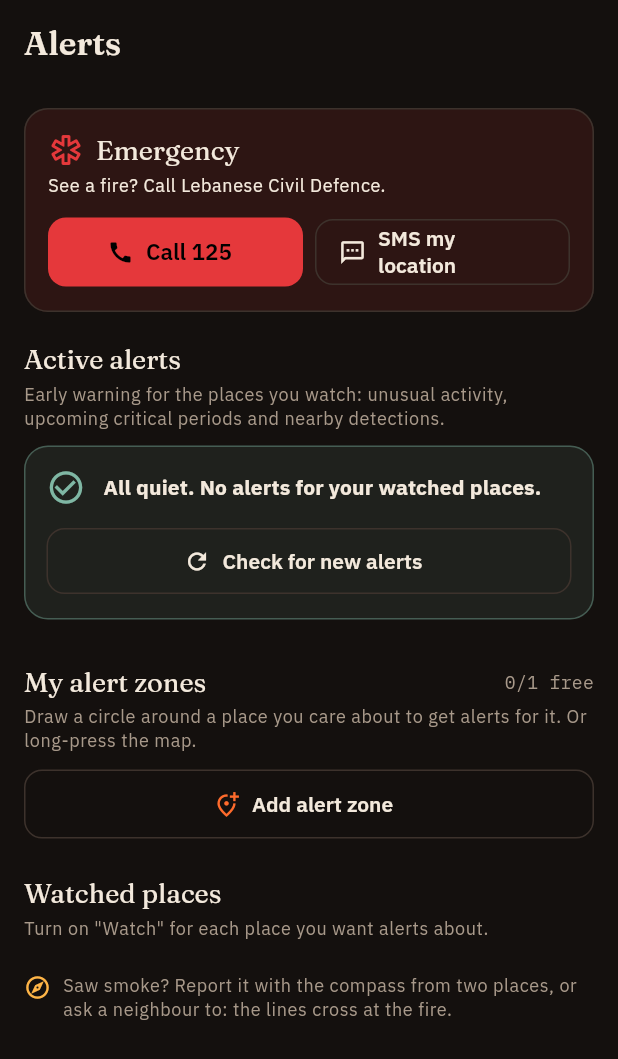
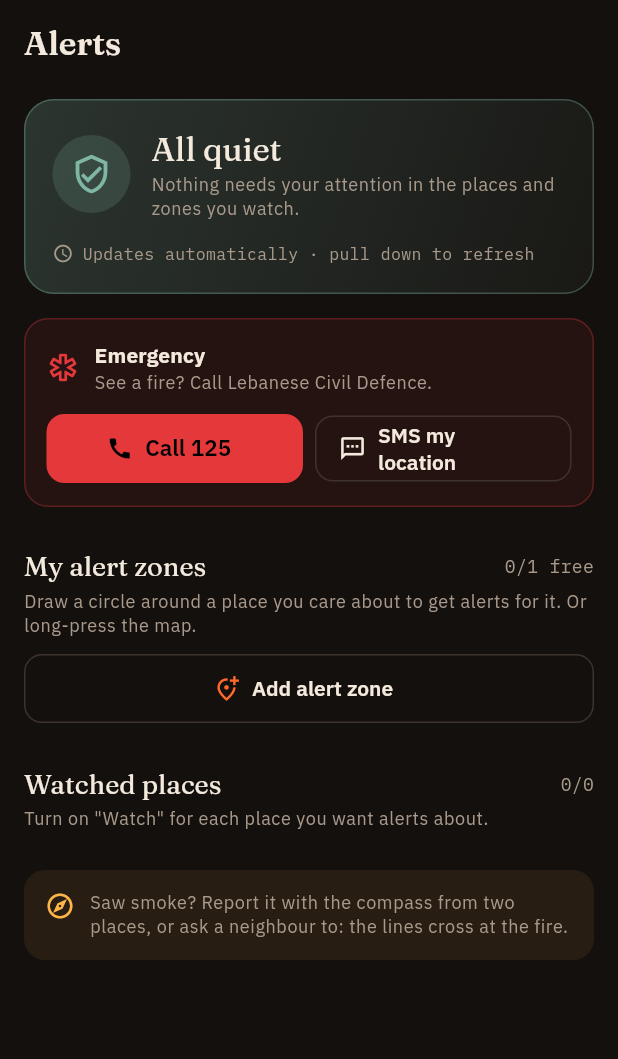
Before and after one commit to omarabdallah96/nasa_space_apps_2026, a Flutter app: the AlertsScreen screen opened directly with empty values, on a phone screen of 412 x 824 dp. Shown: the top 1059 px of the screen. Run offline on Flutter 3.47's test engine with Material 3 defaults, Android fonts, the phone set to English and light mode, and no system bars; our stand-ins replace firebase_core, firebase_messaging, flutter_compass, flutter_local_notifications, flutter_map, flutter_secure_storage and 6 more; missing offline and left inert: workmanager; accounts and stored records are empty; network calls fail; statements that could not run were skipped.

Commit message:
feat: add alerts and map screens with localization support

```diff
--- a/lib/l10n/strings.dart
+++ b/lib/l10n/strings.dart
@@ -280,10 +280,14 @@ class S {
     'alerts_intro': 'Early warning for the places you watch: unusual activity, upcoming critical periods and nearby detections.',
     'active_alerts': 'Active alerts',
     'no_alerts': 'All quiet. No alerts for your watched places.',
-    'check_notify': 'Check for new alerts',
+    'all_quiet': 'All quiet',
+    'all_quiet_sub': 'Nothing needs your attention in the places and zones you watch.',
+    'alerts_auto': 'Updates automatically · pull down to refresh',
+    'level_danger': 'Danger',
+    'level_warning': 'Warning',
+    'level_info': 'Heads-up',
     'enable_notifications': 'Allow notifications',
     'notifications_denied': 'Notifications are blocked in system settings',
-    'notifications_sent': 'Alerts sent to your notifications',
     'watched_places': 'Watched places',
     'loading': 'Loading…',
     'usual_short': 'usual',
@@ -712,10 +716,14 @@ class S {
     'alerts_intro': 'إنذار مبكر للأماكن التي تتابعها: نشاط غير عادي، فترات حرجة قادمة، ورصد قريب.',
     'active_alerts': 'تنبيهات نشطة',
     'no_alerts': 'كل شيء هادئ. لا تنبيهات للأماكن التي تتابعها.',
-    'check_notify': 'ابحث عن تنبيهات جديدة',
+    'all_quiet': 'كل شيء هادئ',
+    'all_quiet_sub': 'لا شيء يستدعي انتباهك في الأماكن والمناطق التي تتابعها.',
+    'alerts_auto': 'يتحدّث تلقائياً · اسحب للأسفل للتحديث',
+    'level_danger': 'خطر',
+    'level_warning': 'تحذير',
+    'level_info': 'للعلم',
     'enable_notifications': 'اسمح بالإشعارات',
     'notifications_denied': 'الإشعارات محظورة في إعدادات النظام',
-    'notifications_sent': 'تم إرسال التنبيهات إلى إشعاراتك',
     'watched_places': 'الأماكن المتابَعة',
     'loading': 'جارٍ التحميل…',
     'usual_short': 'المعتاد',
--- a/lib/ui/screens/alerts_screen.dart
+++ b/lib/ui/screens/alerts_screen.dart
@@ -11,68 +11,58 @@ import '../../theme/app_theme.dart';
 import '../widgets/common.dart';
 import '../widgets/zones_section.dart';
 
-/// Early warning: active alerts, watched places, and an emergency card.
+/// Early warning: a status summary, active alerts, emergency contacts, zones
+/// and watched places. Alerts refresh on their own; pull down to force it.
 class AlertsScreen extends StatelessWidget {
   const AlertsScreen({super.key, required this.onOpen});
 
   /// Called when a region is tapped (switches to the Today tab).
   final VoidCallback onOpen;
 
-  Future<void> _checkAndNotify(BuildContext context) async {
-    final state = AppScope.read(context);
-    final s = S.of(context);
-    final messenger = ScaffoldMessenger.of(context);
-    final allowed = await state.notifications.requestPermission();
-    await state.checkAlerts(notify: allowed);
-    messenger.showSnackBar(SnackBar(
-      content: Text(s.t(!state.notifications.supported || allowed
-          ? 'notifications_sent'
-          : 'notifications_denied')),
-    ));
-  }
-
   @override
   Widget build(BuildContext context) {
     final state = AppScope.of(context);
     final s = S.of(context);
-    final text = Theme.of(context).textTheme;
+    final watched = state.regions.where((r) => state.watchlist.contains(r.id)).length;
 
     return Scaffold(
-      appBar: AppBar(title: Text(s.t('alerts'))),
+      appBar: AppBar(
+        title: Text(s.t('alerts')),
+        bottom: PreferredSize(
+          preferredSize: const Size.fromHeight(2),
+          child: state.checkingAlerts
+              ? const LinearProgressIndicator(minHeight: 2, color: Ember.ember)
+              : const SizedBox(height: 2),
+        ),
+      ),
       body: RefreshIndicator(
         color: Ember.ember,
         onRefresh: () => state.checkAlerts(),
         child: ListView(
-          padding: const EdgeInsets.all(16),
+          physics: const AlwaysScrollableScrollPhysics(),
+          padding: const EdgeInsets.fromLTRB(16, 8, 16, 32),
           children: [
-            // Safety first: always one tap away.
-            const _EmergencyCard(),
-            const SizedBox(height: 20),
-            Text(s.t('active_alerts'), style: text.titleLarge?.copyWith(fontSize: 18)),
-            const SizedBox(height: 4),
-            Text(s.t('alerts_intro'),
-                style: text.bodySmall?.copyWith(color: Ember.textMuted)),
-            const SizedBox(height: 10),
-            _StatusBanner(
-              checking: state.checkingAlerts,
-              count: state.alerts.length,
-              onCheck: state.checkingAlerts ? null : () => _checkAndNotify(context),
-            ),
-            const SizedBox(height: 10),
-            if (state.alerts.isNotEmpty)
+            _StatusHero(alerts: state.alerts, checking: state.checkingAlerts),
+            if (state.alerts.isNotEmpty) ...[
+              const SizedBox(height: 16),
               for (final a in state.alerts) ...[
                 _AlertTile(a, onTap: () {
                   state.select(a.region);
                   onOpen();
                 }),
-                const SizedBox(height: 8),
+                const SizedBox(height: 10),
               ],
-            const SizedBox(height: 20),
+            ],
+            const SizedBox(height: 16),
+            const _EmergencyCard(),
+            const SizedBox(height: 28),
             const ZonesSection(),
-            const SizedBox(height: 24),
-            Text(s.t('watched_places'), style: text.titleLarge?.copyWith(fontSize: 18)),
-            const SizedBox(height: 4),
-            Text(s.t('watch_hint'), style: text.bodySmall?.copyWith(color: Ember.textMuted)),
+            const SizedBox(height: 28),
+            _SectionHeader(
+              title: s.t('watched_places'),
+              subtitle: s.t('watch_hint'),
+              trailing: Text('$watched/${state.regions.length}', style: monoStyle(size: 12)),
+            ),
             const SizedBox(height: 10),
             for (final r in state.regions) ...[
               _WatchTile(
@@ -86,15 +76,8 @@ class AlertsScreen extends StatelessWidget {
               ),
               const SizedBox(height: 8),
             ],
-            const SizedBox(height: 12),
-            Row(crossAxisAlignment: CrossAxisAlignment.start, children: [
-              const Icon(Icons.explore_outlined, size: 18, color: Ember.amber),
-              const SizedBox(width: 8),
-              Expanded(
-                child: Text(s.t('smoke_tip'),
-                    style: text.bodySmall?.copyWith(color: Ember.textMuted)),
-              ),
-            ]),
+            const SizedBox(height: 16),
+            const _SmokeTip(),
           ],
         ),
       ),
@@ -102,60 +85,150 @@ class AlertsScreen extends StatelessWidget {
   }
 }
 
-/// "All quiet" or "N alerts need your attention", with a check button.
-class _StatusBanner extends StatelessWidget {
-  const _StatusBanner({required this.checking, required this.count, this.onCheck});
+Color _levelColor(AlertLevel l) => switch (l) {
+      AlertLevel.info => Ember.amber,
+      AlertLevel.warning => Ember.ember,
+      AlertLevel.danger => Ember.extreme,
+    };
+
+String _levelLabel(S s, AlertLevel l) => s.t('level_${l.name}');
+
+class _SectionHeader extends StatelessWidget {
+  const _SectionHeader({required this.title, this.subtitle, this.trailing});
+  final String title;
+  final String? subtitle;
+  final Widget? trailing;
+
+  @override
+  Widget build(BuildContext context) {
+    final text = Theme.of(context).textTheme;
+    return Column(
+      crossAxisAlignment: CrossAxisAlignment.stretch,
+      children: [
+        Row(children: [
+          Expanded(child: Text(title, style: text.titleLarge?.copyWith(fontSize: 18))),
+          ?trailing,
+        ]),
+        if (subtitle != null) ...[
+          const SizedBox(height: 4),
+          Text(subtitle!, style: text.bodySmall?.copyWith(color: Ember.textMuted)),
+        ],
+      ],
+    );
+  }
+}
+
+/// The headline: "All quiet", or how many alerts and how serious they are.
+class _StatusHero extends StatelessWidget {
+  const _StatusHero({required this.alerts, required this.checking});
+  final List<FireAlert> alerts;
   final bool checking;
-  final int count;
-  final VoidCallback? onCheck;
 
   @override
   Widget build(BuildContext context) {
     final s = S.of(context);
-    final quiet = count == 0;
-    final color = quiet ? Ember.calm : Ember.ember;
+    final text = Theme.of(context).textTheme;
+    final quiet = alerts.isEmpty;
+    // Alerts are sorted most severe first.
+    final color = quiet ? Ember.calm : _levelColor(alerts.first.level);
+    final counts = {
+      for (final l in AlertLevel.values.reversed)
+        l: alerts.where((a) => a.level == l).length,
+    }..removeWhere((_, n) => n == 0);
+
     return Container(
-      padding: const EdgeInsets.all(14),
+      padding: const EdgeInsets.all(18),
       decoration: BoxDecoration(
-        color: color.withValues(alpha: 0.10),
-        borderRadius: BorderRadius.circular(16),
-        border: Border.all(color: color.withValues(alpha: 0.4)),
+        borderRadius: BorderRadius.circular(20),
+        border: Border.all(color: color.withValues(alpha: 0.35)),
+        gradient: LinearGradient(
+          begin: AlignmentDirectional.topStart,
+          end: AlignmentDirectional.bottomEnd,
+          colors: [color.withValues(alpha: 0.22), color.withValues(alpha: 0.05)],
+        ),
       ),
       child: Column(
-        crossAxisAlignment: CrossAxisAlignment.stretch,
+        crossAxisAlignment: CrossAxisAlignment.start,
         children: [
           Row(children: [
-            if (checking)
-              const SizedBox.square(
-                dimension: 24,
-                child: CircularProgressIndicator(strokeWidth: 2.5, color: Ember.ember),
-              )
-            else
-              Icon(quiet ? Icons.check_circle_outline : Icons.warning_amber_rounded,
-                  color: color, size: 26),
-            const SizedBox(width: 12),
+            Container(
+              width: 52,
+              height: 52,
+              alignment: Alignment.center,
+              decoration: BoxDecoration(
+                shape: BoxShape.circle,
+                color: color.withValues(alpha: 0.18),
+              ),
+              child: quiet
+                  ? Icon(Icons.verified_user_outlined, color: color, size: 28)
+                  : Text('${alerts.length}',
+                      style: monoStyle(size: 22, color: color)
+                          .copyWith(fontWeight: FontWeight.w700)),
+            ),
+            const SizedBox(width: 14),
             Expanded(
-              child: Text(
-                checking && quiet
-                    ? s.t('loading')
-                    : quiet
-                        ? s.t('no_alerts')
-                        : '$count ${s.t('alerts_found')}',
-                style: Theme.of(context)
-                    .textTheme
-                    .titleSmall
-                    ?.copyWith(fontWeight: FontWeight.w700),
+              child: Column(
+                crossAxisAlignment: CrossAxisAlignment.start,
+                children: [
+                  Text(
+                    quiet ? s.t('all_quiet') : s.t('active_alerts'),
+                    style: text.titleLarge?.copyWith(fontSize: 22),
+                  ),
+                  const SizedBox(height: 2),
+                  Text(
+                    quiet ? s.t('all_quiet_sub') : s.t('alerts_found'),
+                    style: text.bodySmall?.copyWith(color: Ember.textMuted),
+                  ),
+                ],
               ),
             ),
           ]),
-          const SizedBox(height: 12),
-          OutlinedButton.icon(
-            onPressed: onCheck,
-            icon: const Icon(Icons.refresh),
-            label: Text(s.t('check_notify')),
+          if (counts.isNotEmpty) ...[
+            const SizedBox(height: 14),
+            Wrap(spacing: 8, runSpacing: 8, children: [
+              for (final e in counts.entries)
+                _LevelCount(color: _levelColor(e.key), label: _levelLabel(s, e.key), count: e.value),
+            ]),
+          ],
+          const SizedBox(height: 14),
+          Row(children: [
+            Icon(checking ? Icons.sync : Icons.schedule, size: 14, color: Ember.textMuted),
+            const SizedBox(width: 6),
+            Expanded(
+              child: Text(checking ? s.t('loading') : s.t('alerts_auto'),
+                  style: monoStyle(size: 11)),
             ),
+          ]),
         ],
       ),
+    );
+  }
+}
+
+class _LevelCount extends StatelessWidget {
+  const _LevelCount({required this.color, required this.label, required this.count});
+  final Color color;
+  final String label;
+  final int count;
+
+  @override
+  Widget build(BuildContext context) {
+    return Container(
+      padding: const EdgeInsets.symmetric(horizontal: 10, vertical: 5),
+      decoration: BoxDecoration(
+        color: color.withValues(alpha: 0.14),
+        borderRadius: BorderRadius.circular(99),
+      ),
+      child: Row(mainAxisSize: MainAxisSize.min, children: [
+        Container(
+          width: 8,
+          height: 8,
+          decoration: BoxDecoration(color: color, shape: BoxShape.circle),
+        ),
+        const SizedBox(width: 6),
+        Text('$count $label',
+            style: TextStyle(color: color, fontWeight: FontWeight.w700, fontSize: 12)),
+      ]),
     );
   }
 }
@@ -168,11 +241,8 @@ class _AlertTile extends StatelessWidget {
   @override
   Widget build(BuildContext context) {
     final s = S.of(context);
-    final color = switch (alert.level) {
-      AlertLevel.info => Ember.amber,
-      AlertLevel.warning => Ember.ember,
-      AlertLevel.danger => Ember.extreme,
-    };
+    final text = Theme.of(context).textTheme;
+    final color = _levelColor(alert.level);
     final icon = switch (alert.type) {
       AlertType.anomaly => Icons.trending_up,
       AlertType.seasonSoon => Icons.event_outlined,
@@ -186,31 +256,65 @@ class _AlertTile extends StatelessWidget {
     };
     return Card(
       clipBehavior: Clip.antiAlias,
+      shape: RoundedRectangleBorder(
+        borderRadius: BorderRadius.circular(16),
+        side: BorderSide(
+          color: alert.level == AlertLevel.danger
+              ? color.withValues(alpha: 0.6)
+              : Ember.outline,
+        ),
+      ),
       child: InkWell(
         onTap: onTap,
-        child: Container(
-          decoration: BoxDecoration(
-            border: BorderDirectional(start: BorderSide(color: color, width: 4)),
-          ),
-          padding: const EdgeInsets.all(14),
+        child: IntrinsicHeight(
+          child: Row(
+            crossAxisAlignment: CrossAxisAlignment.stretch,
+            children: [
+              Container(width: 4, color: color),
+              Expanded(
+                child: Padding(
+                  padding: const EdgeInsetsDirectional.fromSTEB(12, 14, 8, 14),
                   child: Row(
                     crossAxisAlignment: CrossAxisAlignment.start,
                     children: [
-              Icon(icon, color: color),
+                      Container(
+                        width: 40,
+                        height: 40,
+                        decoration: BoxDecoration(
+                          color: color.withValues(alpha: 0.15),
+                          borderRadius: BorderRadius.circular(12),
+                        ),
+                        child: Icon(icon, color: color, size: 22),
+                      ),
                       const SizedBox(width: 12),
                       Expanded(
                         child: Column(
                           crossAxisAlignment: CrossAxisAlignment.start,
                           children: [
+                            Text(
+                              _levelLabel(s, alert.level).toUpperCase(),
+                              style: TextStyle(
+                                color: color,
+                                fontSize: 11,
+                                fontWeight: FontWeight.w800,
+                                letterSpacing: 0.8,
+                              ),
+                            ),
+                            const SizedBox(height: 3),
                             Text(s.alertTitle(alert),
-                        style: const TextStyle(fontWeight: FontWeight.w600)),
+                                style: text.titleSmall?.copyWith(fontWeight: FontWeight.w700)),
                             const SizedBox(height: 4),
                             Text(s.alertBody(alert),
-                        style: Theme.of(context).textTheme.bodySmall),
+                                style: text.bodySmall?.copyWith(
+                                    color: Ember.textMuted, height: 1.35)),
                           ],
                         ),
                       ),
                       Icon(Icons.chevron_right, color: Ember.textMuted),
+                    ],
+                  ),
+                ),
+              ),
             ],
           ),
         ),
@@ -240,20 +344,36 @@ class _WatchTile extends StatelessWidget {
       child: InkWell(
         onTap: onTap,
         child: Padding(
-          padding: const EdgeInsetsDirectional.fromSTEB(16, 12, 8, 12),
+          padding: const EdgeInsetsDirectional.fromSTEB(14, 10, 6, 10),
           child: FutureBuilder<FireRecord>(
             future: repo.getRecord(region.id),
             builder: (context, snap) {
               final sum = snap.hasData ? summarize(snap.data!) : null;
+              final statusColor = sum == null ? Ember.textMuted : Ember.forStatus(sum.status);
               return Row(
                 children: [
+                  Container(
+                    width: 10,
+                    height: 10,
+                    decoration: BoxDecoration(color: statusColor, shape: BoxShape.circle),
+                  ),
+                  const SizedBox(width: 12),
                   Expanded(
                     child: Column(
                       crossAxisAlignment: CrossAxisAlignment.start,
                       children: [
-                        Text(s.region(region),
+                        Row(children: [
+                          Flexible(
+                            child: Text(s.region(region),
+                                overflow: TextOverflow.ellipsis,
                                 style: Theme.of(context).textTheme.titleMedium),
-                        const SizedBox(height: 4),
+                          ),
+                          if (sum != null) ...[
+                            const SizedBox(width: 8),
+                            StatusPill(label: s.status(sum.status), color: statusColor),
+                          ],
+                        ]),
+                        const SizedBox(height: 3),
                         Text(
                           sum == null
                               ? s.t('loading')
@@ -264,31 +384,17 @@ class _WatchTile extends StatelessWidget {
                       ],
                     ),
                   ),
-                  const SizedBox(width: 8),
-                  Column(
-                    crossAxisAlignment: CrossAxisAlignment.end,
-                    children: [
-                      if (sum != null) ...[
-                        StatusPill(
-                            label: s.status(sum.status), color: Ember.forStatus(sum.status)),
-                        const SizedBox(height: 6),
-                      ],
-                      Tooltip(
-                        message: s.t(watched ? 'stop_watching' : 'watch'),
-                        child: FilterChip(
-                          avatar: Icon(
-                            watched ? Icons.notifications_active : Icons.add_alert_outlined,
-                            size: 18,
+                  IconButton(
+                    tooltip: s.t(watched ? 'stop_watching' : 'watch'),
+                    onPressed: onToggle,
+                    style: IconButton.styleFrom(
+                      backgroundColor:
+                          watched ? Ember.ember.withValues(alpha: 0.18) : Colors.transparent,
+                    ),
+                    icon: Icon(
+                      watched ? Icons.notifications_active : Icons.notifications_none,
                       color: watched ? Ember.ember : Ember.textMuted,
                     ),
-                          label: Text(s.t(watched ? 'watching' : 'watch')),
-                          selected: watched,
-                          showCheckmark: false,
-                          visualDensity: VisualDensity.compact,
-                          onSelected: (_) => onToggle(),
-                        ),
-                      ),
-                    ],
                   ),
                 ],
               );
@@ -300,6 +406,7 @@ class _WatchTile extends StatelessWidget {
   }
 }
 
+/// Compact emergency strip: call or text Civil Defence with your location.
 class _EmergencyCard extends StatelessWidget {
   const _EmergencyCard();
 
@@ -315,22 +422,29 @@ class _EmergencyCard extends StatelessWidget {
   Widget build(BuildContext context) {
     final s = S.of(context);
     final state = AppScope.of(context);
-    final p = state.userPosition;
-    return Card(
-      color: Ember.extreme.withValues(alpha: 0.12),
-      child: Padding(
-        padding: const EdgeInsets.all(16),
+    final text = Theme.of(context).textTheme;
+    return Container(
+      padding: const EdgeInsets.all(14),
+      decoration: BoxDecoration(
+        color: Ember.extreme.withValues(alpha: 0.08),
+        borderRadius: BorderRadius.circular(16),
+        border: Border.all(color: Ember.extreme.withValues(alpha: 0.3)),
+      ),
       child: Column(
-          crossAxisAlignment: CrossAxisAlignment.start,
+        crossAxisAlignment: CrossAxisAlignment.stretch,
         children: [
           Row(children: [
-              const Icon(Icons.emergency_outlined, color: Ember.extreme),
-              const SizedBox(width: 8),
+            const Icon(Icons.emergency_outlined, color: Ember.extreme, size: 22),
+            const SizedBox(width: 10),
+            Expanded(
+              child: Column(crossAxisAlignment: CrossAxisAlignment.start, children: [
                 Text(s.t('emergency'),
-                  style: Theme.of(context).textTheme.titleLarge?.copyWith(fontSize: 18)),
+                    style: text.titleSmall?.copyWith(fontWeight: FontWeight.w700)),
+                Text(s.t('emergency_sub'),
+                    style: text.bodySmall?.copyWith(color: Ember.textMuted)),
               ]),
-            const SizedBox(height: 4),
-            Text(s.t('emergency_sub'), style: Theme.of(context).textTheme.bodySmall),
+            ),
+          ]),
           const SizedBox(height: 12),
           Row(children: [
             Expanded(
@@ -345,7 +459,7 @@ class _EmergencyCard extends StatelessWidget {
             Expanded(
               child: OutlinedButton.icon(
                 onPressed: () async {
-                    if (p == null) await state.locateMe();
+                  if (state.userPosition == null) await state.locateMe();
                   final pos = state.userPosition;
                   if (!context.mounted) return;
                   final where = pos == null
@@ -365,7 +479,29 @@ class _EmergencyCard extends StatelessWidget {
           ]),
         ],
       ),
-      ),
     );
   }
 }
+
+class _SmokeTip extends StatelessWidget {
+  const _SmokeTip();
+
+  @override
+  Widget build(BuildContext context) {
+    return Container(
+      padding: const EdgeInsets.all(14),
+      decoration: BoxDecoration(
+        color: Ember.amber.withValues(alpha: 0.08),
+        borderRadius: BorderRadius.circular(14),
+      ),
+      child: Row(crossAxisAlignment: CrossAxisAlignment.start, children: [
+        const Icon(Icons.explore_outlined, size: 20, color: Ember.amber),
+        const SizedBox(width: 10),
+        Expanded(
+          child: Text(S.of(context).t('smoke_tip'),
+              style: Theme.of(context).textTheme.bodySmall?.copyWith(color: Ember.textMuted)),
+        ),
+      ]),
+    );
+  }
+}
--- a/lib/ui/screens/map_screen.dart
+++ b/lib/ui/screens/map_screen.dart
@@ -368,7 +368,7 @@ class _MapScreenState extends State<MapScreen> {
               row(
                 Row(mainAxisSize: MainAxisSize.min, children: [
                   _HotspotDot.sized(16),
-                  const SizedBox(width: 4),
+                  const SizedBox(width: 2),
                   _HotspotDot.sized(22),
                 ]),
                 s.t('legend_hotspot'),
```
Lines whose indentation alone changed are shown as unchanged.
